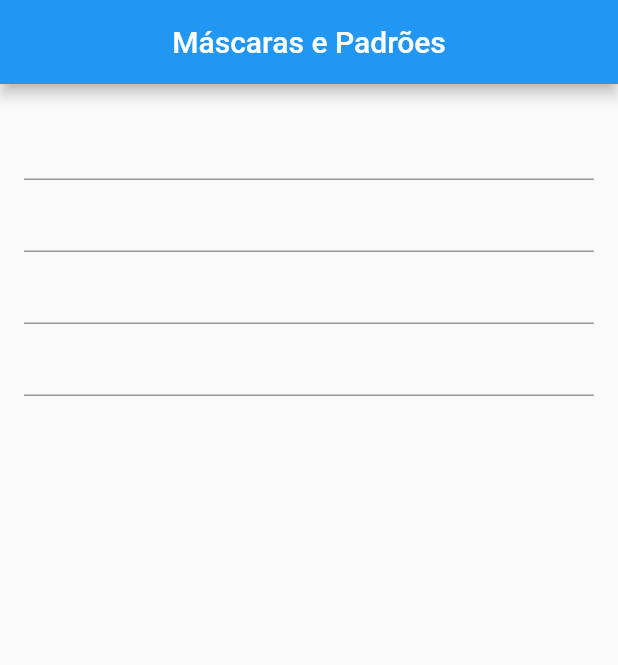
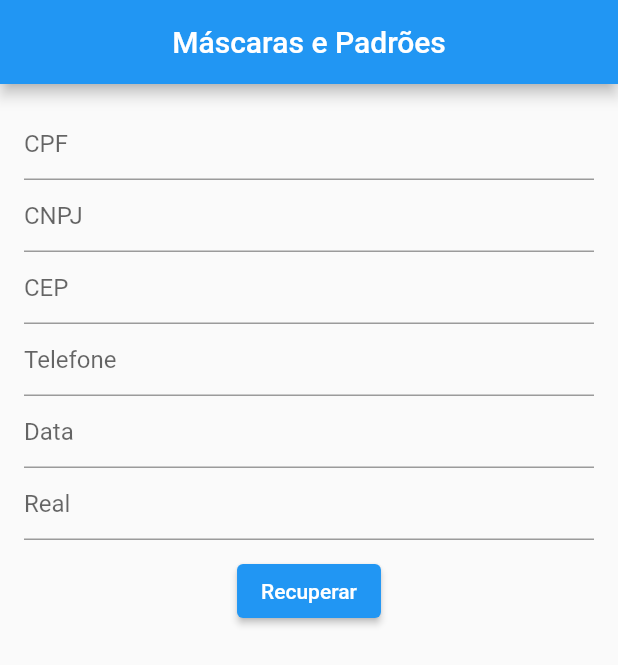
Before and after one commit to anderson-s/Mascaras_e_Padroes, a Flutter app: the screen it shows after launch, on a phone screen of 412 x 824 dp. Shown: the top 665 px of the screen. Run offline on Flutter 3.47's test engine with Material 2 defaults, Android fonts, the phone set to English and light mode, and no system bars; our stand-ins replace brasil_fields.

Commit message:
Adicionando padrões e mascara de real

```diff
--- a/lib/home.dart
+++ b/lib/home.dart
@@ -11,6 +11,59 @@ class Home extends StatefulWidget {
 }
 
 class _HomeState extends State<Home> {
+  final TextEditingController _cpf = TextEditingController();
+  final TextEditingController _cnpj = TextEditingController();
+  final TextEditingController _cep = TextEditingController();
+  final TextEditingController _telefone = TextEditingController();
+  final TextEditingController _data = TextEditingController();
+  final TextEditingController _dinheiro = TextEditingController();
+  @override
+  void dispose() {
+    _cpf.dispose();
+    _cnpj.dispose();
+    _cep.dispose();
+    _telefone.dispose();
+    _data.dispose();
+    _dinheiro.dispose();
+    super.dispose();
+  }
+
+  _recuperar() {
+    String moeda = _dinheiro.text.toString();
+    moeda = moeda.replaceAll(".", "");
+    moeda = moeda.replaceAll(".", ",");
+    print(double.parse(UtilBrasilFields.removerSimboloMoeda(
+        moeda))); //Transformando o valores apenas em double
+    print(UtilBrasilFields.obterReal(double.parse(
+        UtilBrasilFields.removerSimboloMoeda(
+            moeda)))); //Deixando a formatação novamente como antes
+  }
+
+  _padroes() {
+    //Estados
+    print("###########Estados:##########");
+    for (int i = 0; i < Estados.listaEstados.length; i++) {
+      print(Estados.listaEstados[i]);
+    }
+
+    //Meses
+    print("##########Meses###########");
+    for (int i = 0; i < Meses.listaMeses.length; i++) {
+      print(Meses.listaMeses[i]);
+    }
+
+    //Regioes
+    print("##########Regiões##########");
+    for (int i = 0; i < Regioes.listaRegioes.length; i++) {
+      print(Regioes.listaRegioes[i]);
+    }
+    //Semana
+    print("##########Semana##########");
+    for (int i = 0; i < Semana.listaDiasSemana.length; i++) {
+      print(Semana.listaDiasSemana[i]);
+    }
+  }
+
   @override
   Widget build(BuildContext context) {
     return Scaffold(
@@ -18,39 +71,79 @@ class _HomeState extends State<Home> {
         title: const Text("Máscaras e Padrões"),
         centerTitle: true,
       ),
-      body: Container(
+      body: SingleChildScrollView(
+        child: Container(
           padding: const EdgeInsets.all(16),
           child: Column(
             children: [
               InputTextFormField(
+                controller: _cpf,
                 tipo: TextInputType.number,
                 formato: [
                   FilteringTextInputFormatter.digitsOnly,
                   CpfInputFormatter()
                 ],
+                texto: "CPF",
               ),
               InputTextFormField(
+                controller: _cnpj,
                 tipo: TextInputType.number,
                 formato: [
                   FilteringTextInputFormatter.digitsOnly,
                   CnpjInputFormatter()
                 ],
+                texto: "CNPJ",
               ),
               InputTextFormField(
+                controller: _cep,
                 tipo: TextInputType.number,
                 formato: [
                   FilteringTextInputFormatter.digitsOnly,
                   CepInputFormatter()
                 ],
+                texto: "CEP",
               ),
               InputTextFormField(
+                controller: _telefone,
                 tipo: TextInputType.number,
                 formato: [
                   FilteringTextInputFormatter.digitsOnly,
-                CnpjInputFormatter()
+                  TelefoneInputFormatter()
                 ],
-            )
+                texto: "Telefone",
+              ),
+              InputTextFormField(
+                controller: _data,
+                tipo: TextInputType.number,
+                formato: [
+                  FilteringTextInputFormatter.digitsOnly,
+                  DataInputFormatter()
                 ],
+                texto: "Data",
+              ),
+              InputTextFormField(
+                controller: _dinheiro,
+                tipo: TextInputType.number,
+                formato: [
+                  FilteringTextInputFormatter.digitsOnly,
+                  RealInputFormatter(moeda: true)
+                ],
+                texto: "Real",
+              ),
+              Padding(
+                padding: const EdgeInsets.only(top: 10),
+                child: ElevatedButton(
+                  onPressed: () {
+                    if (_dinheiro.text.isNotEmpty) {
+                      _recuperar();
+                    }
+                    _padroes();
+                  },
+                  child: const Text("Recuperar"),
+                ),
+              ),
+            ],
+          ),
         ),
       ),
     );
--- a/lib/input_text.dart
+++ b/lib/input_text.dart
@@ -4,12 +4,23 @@ import 'package:flutter/services.dart';
 class InputTextFormField extends StatelessWidget {
   final TextInputType tipo;
   final List<TextInputFormatter> formato;
-  const InputTextFormField(
-      {super.key, required this.tipo, required this.formato});
+  final String texto;
+  final TextEditingController controller;
+  const InputTextFormField({
+    super.key,
+    required this.tipo,
+    required this.formato,
+    required this.texto,
+    required this.controller,
+  });
 
   @override
   Widget build(BuildContext context) {
     return TextFormField(
+      controller: controller,
+      decoration: InputDecoration(
+        hintText: texto,
+      ),
       keyboardType: tipo,
       inputFormatters: formato,
     );
```
Lines whose indentation alone changed are shown as unchanged.
